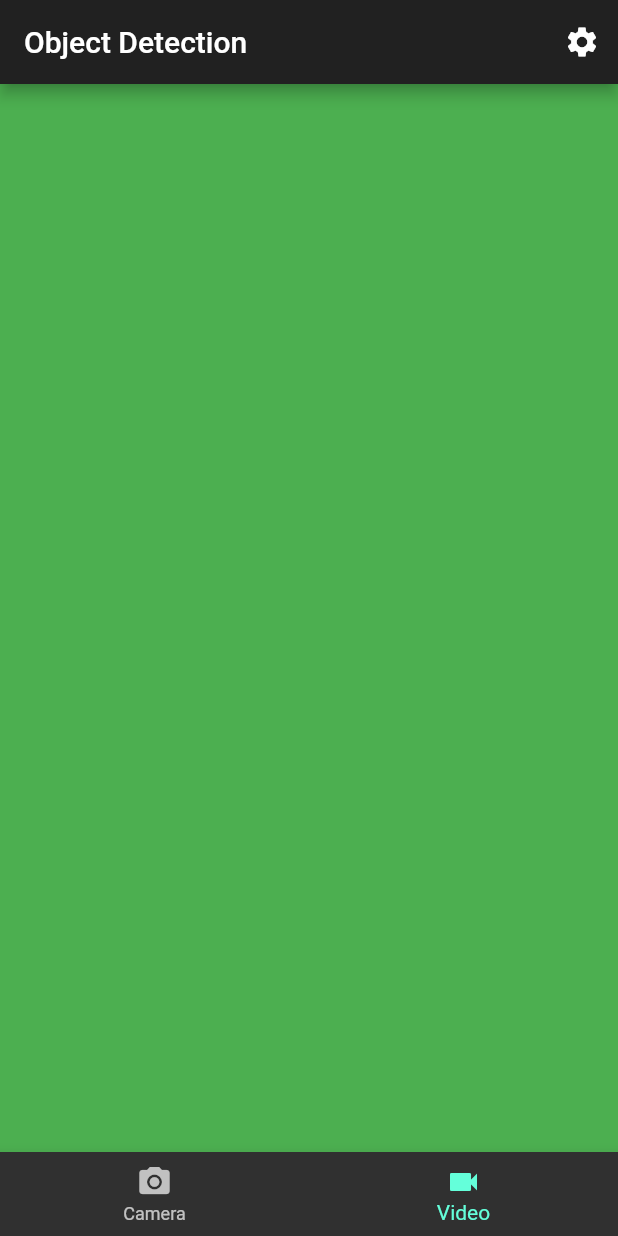
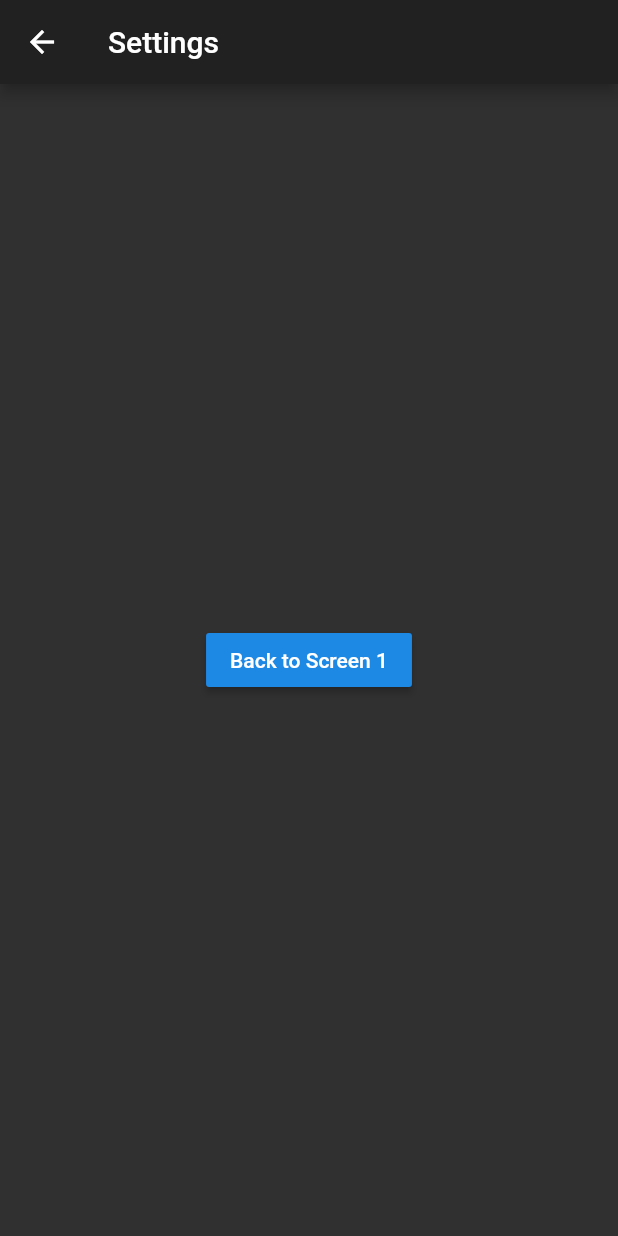
Before and after one commit to christopherkuemmel/blindnavigation, a Flutter app: the screen it shows after launch, item 2 of the bottom bar chosen, after a tap on the "settings" icon, on a phone screen of 412 x 824 dp. Run offline on Flutter 3.47's test engine with Material 2 defaults, Android fonts, the phone set to English and light mode, and no system bars; our stand-ins replace camera; missing offline and left inert: tflite.

Commit message:
route to settings and back

```diff
--- a/lib/main.dart
+++ b/lib/main.dart
@@ -3,6 +3,7 @@ import 'package:flutter/material.dart';
 import 'package:camera/camera.dart';
 import 'placeholder.dart';
 import 'camera_stream.dart';
+import 'settings.dart';
 
 List<CameraDescription> cameras;
 
@@ -21,6 +22,9 @@ class App extends StatelessWidget {
     return MaterialApp(
       theme: ThemeData.dark(),
       home: Home(),
+      routes: <String, WidgetBuilder>{
+        '/settings': (BuildContext context) => new Settings(),
+      },
     );
   }
 }
@@ -47,7 +51,7 @@ class _HomeState extends State<Home> {
         IconButton(
           icon: new Icon(Icons.settings),
           onPressed: () {
-            // Navigator go to Route Setting
+            Navigator.of(context).pushNamed('/settings');
           },
         ),
       ]),
--- /dev/null
+++ b/lib/settings.dart
@@ -0,0 +1,26 @@
+import 'package:flutter/material.dart';
+
+class Settings extends StatelessWidget {
+  @override
+  Widget build(BuildContext context) {
+    return new Scaffold(
+      appBar: new AppBar(
+        title: new Text("Settings"),
+      ),
+      body: new Center(
+        child: new Column(
+          mainAxisSize: MainAxisSize.min,
+          crossAxisAlignment: CrossAxisAlignment.center,
+          children: <Widget>[
+            new RaisedButton(
+              onPressed: () {
+                Navigator.of(context).pop(true);
+              },
+              child: new Text("Back to Screen 1"),
+            )
+          ],
+        ),
+      ),
+    );
+  }
+}
```
